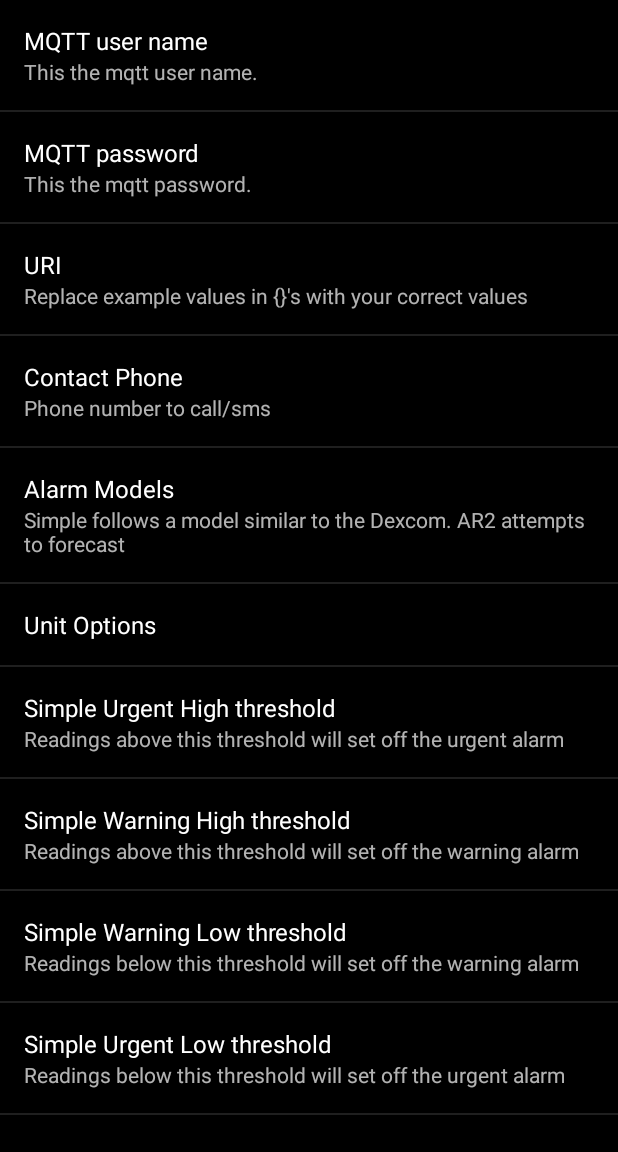
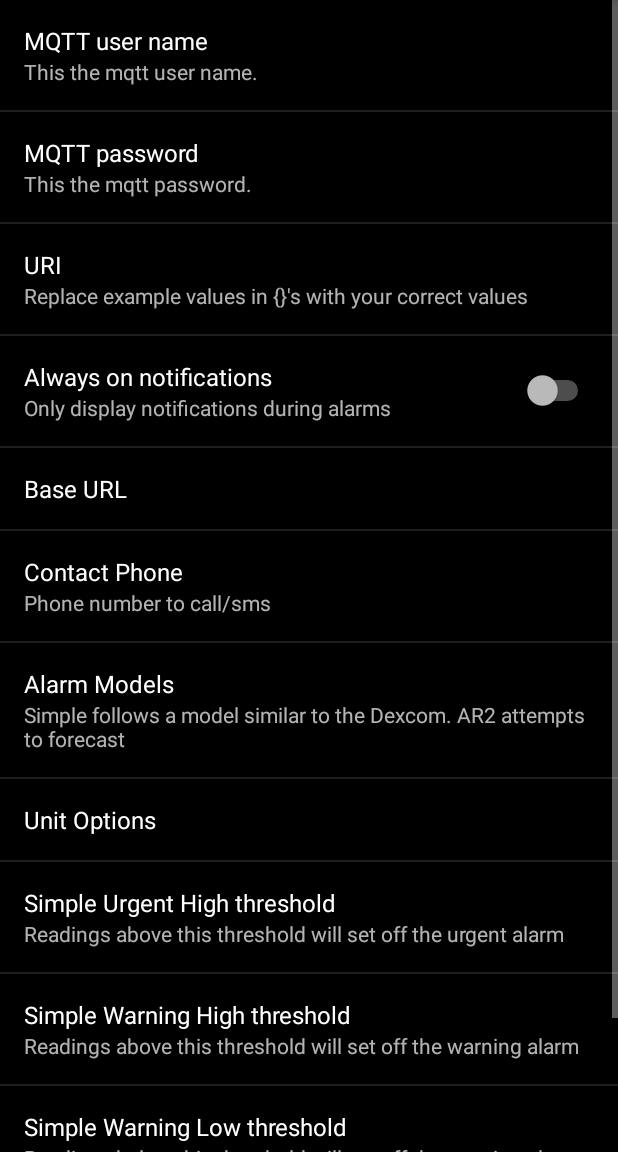
Before and after one commit to nightscout/lasso, an Android app: the SettingsActivity screen opened directly, with no data from a screen before it, on a phone screen of 412 x 824 dp, the part 84-1236 px from its top. Run offline under Robolectric (Android 15) with nearby library versions, the phone set to English and light mode, and no system bars.

Commit message:
Remote alarms and acknowledgements controlled by CRM.

```diff
--- a/app/src/main/java/org/nightscout/lasso/alarm/AlarmSeverity.java
+++ b/app/src/main/java/org/nightscout/lasso/alarm/AlarmSeverity.java
@@ -2,6 +2,9 @@ package org.nightscout.lasso.alarm;
 
 public enum AlarmSeverity {
     NONE,
+    LOWEST,
+    LOW,
+    NORMAL,
     WARNING,
     URGENT
 }
--- a/app/src/main/java/org/nightscout/lasso/alarm/SimpleAlarm.java
+++ b/app/src/main/java/org/nightscout/lasso/alarm/SimpleAlarm.java
@@ -1,6 +1,7 @@
 package org.nightscout.lasso.alarm;
 
 import android.content.Context;
+import android.util.Log;
 
 import com.nightscout.core.dexcom.Constants;
 import com.nightscout.core.dexcom.records.EGVRecord;
@@ -18,6 +19,7 @@ public class SimpleAlarm implements AlarmStrategy {
     private Context context;
 
     public SimpleAlarm(Context context) {
+        Log.d(this.getClass().getSimpleName(), "Initialized");
         this.context = context;
     }
 
--- a/app/src/main/java/org/nightscout/lasso/alarm/ar2/Ar2.java
+++ b/app/src/main/java/org/nightscout/lasso/alarm/ar2/Ar2.java
@@ -29,6 +29,7 @@ public class Ar2 implements AlarmStrategy {
 
     public Ar2(Context context) {
         this.context = context;
+        Log.d(this.getClass().getSimpleName(), "Initialized");
     }
 
     private Ar2Result forecast(List<EGVRecord> sgvs) {
--- a/app/src/main/java/org/nightscout/lasso/preferences/AndroidPreferences.java
+++ b/app/src/main/java/org/nightscout/lasso/preferences/AndroidPreferences.java
@@ -368,8 +368,9 @@ public class AndroidPreferences implements NightscoutPreferences {
     }
 
     @Override
-    public String getAlarmStrategy() {
-        return (preferences.getString(context.getString(R.string.alarm_model), "0").equals("0")) ? "Simple" : "AR2";
+    public Integer getAlarmStrategy() {
+        //        return context.getResources().getStringArray(R.array.entries_alarm_preference)[alarm];
+        return Integer.valueOf(preferences.getString(context.getString(R.string.alarm_model), "0"));
     }
 
     public long getLastRecordTime(String recType, String uploadType) {
--- a/app/src/main/res/values/settings_strings.xml
+++ b/app/src/main/res/values/settings_strings.xml
@@ -49,7 +49,7 @@
 
     <string name="pref_title_api_url">Base URL</string>
     <string name="pref_dialog_api_url">Enter Base API URL</string>
-    <string name="pref_message_api_url">This only the base URL, the uploader will automatically append /entries for the POST.  API_SECRET on the server should match yourpassphrase in this setting.</string>
+    <string name="pref_message_api_url">This only the base URL used to acknowledge alarms. API_SECRET on the server should match yourpassphrase in this setting.</string>
     <string name="pref_default_api_url">https://yourpassphrase@{YOUR-SITE}.azurewebsites.net/api/v1</string>
 
     <!-- Data To Upload Settings -->
@@ -98,12 +98,16 @@
     </string-array>
 
     <string-array name="entries_alarm_preference">
-        <item>Simple Alarms</item>
+        <item>Remote</item>
+        <item>None</item>
+        <item>Simple</item>
         <item>AR2</item>
     </string-array>
     <string-array name="entryvalues_alarm_preference">
         <item>0</item>
         <item>1</item>
+        <item>2</item>
+        <item>3</item>
     </string-array>
 
     <string name="title_alarm_preference">Alarm Models</string>
--- a/app/src/main/res/values/strings.xml
+++ b/app/src/main/res/values/strings.xml
@@ -147,4 +147,7 @@
     <string name="pref_message_contact_phone">Phone number to call/sms</string>
     <string name="pref_dialog_contact_phone">Contact information</string>
     <string name="alarm_out_of_range_message">Out of range for over %d minutes</string>
+    <string name="pref_show_all_notifications">Always on notifications</string>
+    <string name="show_all_notifications_on">Always display notifications</string>
+    <string name="show_all_notifications_off">Only display notifications during alarms</string>
 </resources>
--- a/app/src/main/res/xml/preferences.xml
+++ b/app/src/main/res/xml/preferences.xml
@@ -18,6 +18,20 @@
         android:key="@string/mqtt_endpoint"
         android:summary="@string/pref_message_mqtt_endpoint"
         android:title="@string/pref_title_mqtt_endpoint" />
+
+    <SwitchPreference
+        android:defaultValue="false"
+        android:key="@string/show_all_notifications_enabled"
+        android:summaryOff="@string/show_all_notifications_off"
+        android:summaryOn="@string/show_all_notifications_on"
+        android:title="@string/pref_show_all_notifications" />
+
+    <org.nightscout.lasso.settings.SummaryBoundEditTextPreference
+        android:dialogMessage="@string/pref_message_api_url"
+        android:dialogTitle="@string/pref_dialog_api_url"
+        android:hint="@string/pref_default_api_url"
+        android:key="@string/rest_uris"
+        android:title="@string/pref_title_api_url" />
 
     <org.nightscout.lasso.settings.SummaryBoundEditTextPreference
         android:dialogTitle="@string/pref_dialog_contact_phone"
--- a/core/src/main/java/com/nightscout/core/preferences/NightscoutPreferences.java
+++ b/core/src/main/java/com/nightscout/core/preferences/NightscoutPreferences.java
@@ -149,5 +149,5 @@ public interface NightscoutPreferences {
 
     int getUrgentLowThreshold();
 
-    String getAlarmStrategy();
+    Integer getAlarmStrategy();
 }
--- a/core/src/main/java/com/nightscout/core/preferences/TestPreferences.java
+++ b/core/src/main/java/com/nightscout/core/preferences/TestPreferences.java
@@ -382,8 +382,8 @@ public class TestPreferences implements NightscoutPreferences {
     }
 
     @Override
-    public String getAlarmStrategy() {
-        return "";
+    public Integer getAlarmStrategy() {
+        return 0;
     }
 
     private void setLastBaseUpload(long value, String postfix, String recordType) {
```
Also changed, not shown: app/src/main/java/org/nightscout/lasso/NightscoutMonitor.java (+63 -1 lines), app/src/main/java/org/nightscout/lasso/alarm/Alarm.java (+36 -5 lines), app/src/main/java/org/nightscout/lasso/alarm/AlarmStrategyModule.java (+17 -2 lines), app/src/main/java/org/nightscout/lasso/alarm/NoopAlarm.java (added, +16 -0 lines), 1 other file.
